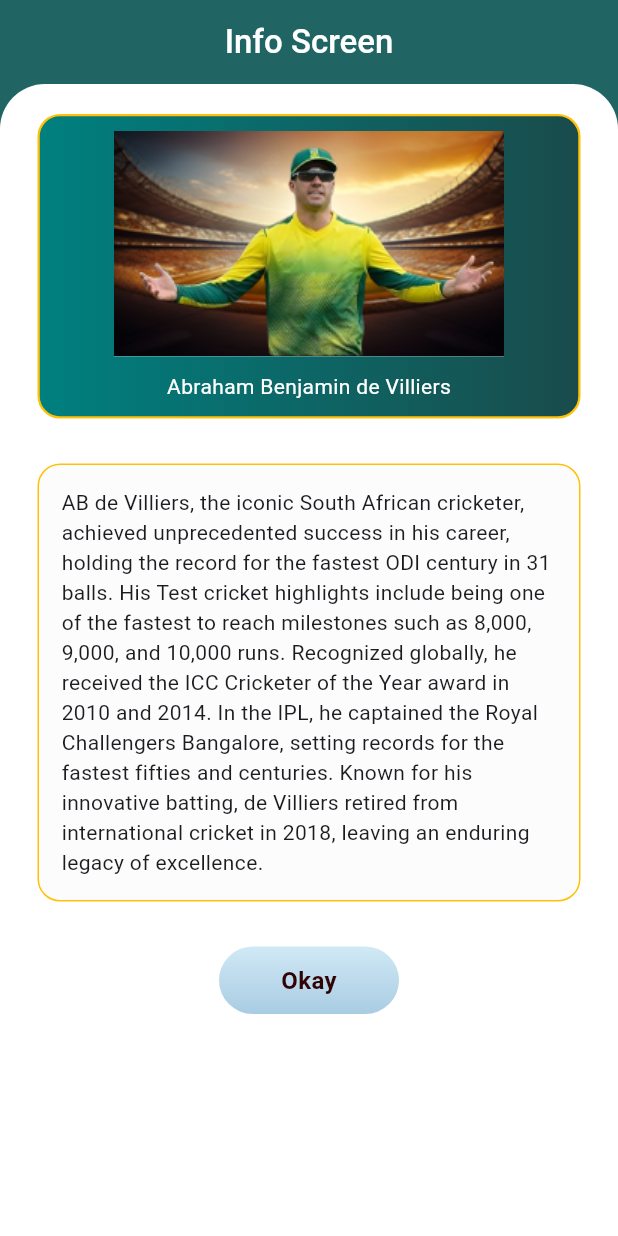
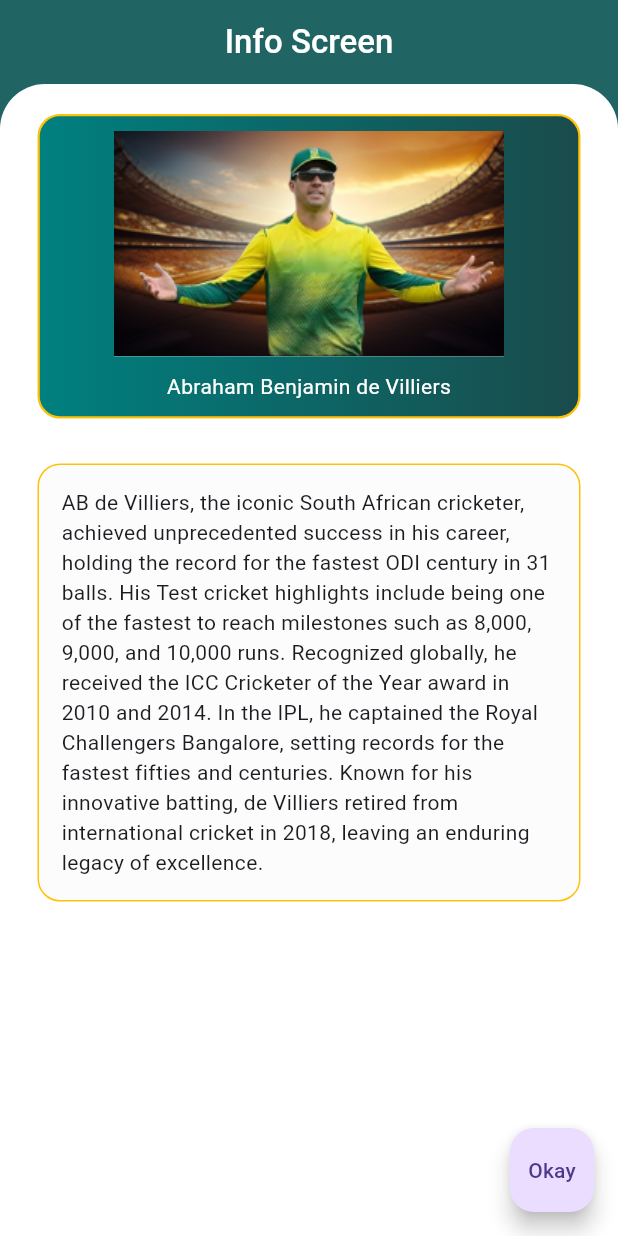
Before and after one commit to AnJasid/game_info, a Flutter app: the InfoScreen screen opened directly with sample values from the repository, on a phone screen of 412 x 824 dp. Run offline on Flutter 3.47's test engine with Material 3 defaults, Android fonts, the phone set to English and light mode, and no system bars; our stand-ins replace flutter_riverpod, google_fonts.

Commit message:
update info screen: create floatingbutton

```diff
--- a/lib/screens/info_screen.dart
+++ b/lib/screens/info_screen.dart
@@ -1,6 +1,5 @@
 import 'package:flutter/material.dart';
 import 'package:game_info/models/sport.dart';
-import 'package:game_info/utils/button_utils.dart';
 
 class InfoScreen extends StatelessWidget {
   const InfoScreen({
@@ -97,14 +96,18 @@ class InfoScreen extends StatelessWidget {
                 child: Text(sportInfo.playerInfo),
               ),
               const SizedBox(height: 30),
-              ButtonUtils(
-                onTap: () => Navigator.of(context).pop(),
-                buttonText: 'Okay',
-              )
+              // ButtonUtils(
+              //   onTap: () => Navigator.of(context).pop(),
+              //   buttonText: 'Okay',
+              // ),
             ],
           ),
         ),
       ),
+      floatingActionButton: FloatingActionButton(
+        onPressed: () => Navigator.of(context).pop(),
+        child: const Text('Okay'),
+      ),
     );
   }
 }
```
